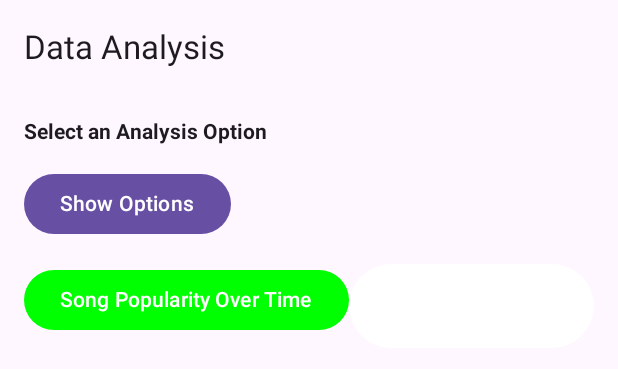
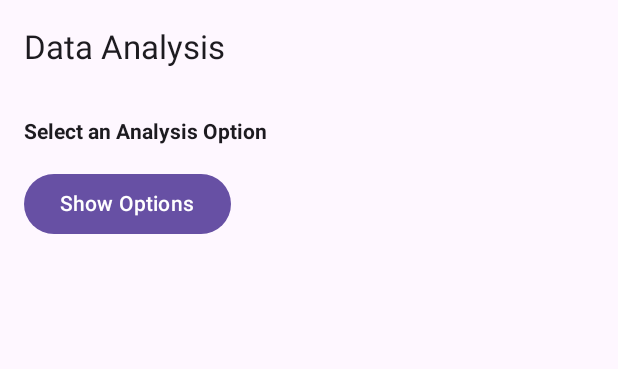
Before and after one commit to onerayhan/308_mobile_repo, an Android app built with Jetpack Compose: the @Preview function AnalysisScreenPreview, on a phone screen of 412 x 824 dp. Shown: the top 369 px of the screen. Run offline under Robolectric (Android 15) with nearby library versions, the phone set to English and light mode, and no system bars; our stand-ins replace livedata-compose; libraries missing offline, so code that uses them is left out: com.patrykandpatrick.vico; 2 statements that could not run were skipped.

Commit message:
updated accrute  analysis scren

```diff
--- a/app/src/main/java/com/example/start2/home/navigators/AppNavigation.kt
+++ b/app/src/main/java/com/example/start2/home/navigators/AppNavigation.kt
@@ -139,7 +139,7 @@ private fun NavGraphBuilder.addAnalysisRoute(navController: NavController) {
 private fun NavGraphBuilder.showAnalysis(navController: NavController) {
     composable(route = LeafScreen.Analysis.route) {
         val selectedOption = AnalysisOption.SongPopularity // Provide a default option
-        AnalysisScreen(navController, selectedOption)
+        AnalysisScreen(navController)
     }
     }
 
--- a/app/src/main/java/com/example/start2/home/screens/AnalysisScreen.kt
+++ b/app/src/main/java/com/example/start2/home/screens/AnalysisScreen.kt
@@ -27,11 +27,11 @@ import com.example.start2.home.ui.SongData
 import com.example.start2.home.ui.SongPopularityData
 import com.patrykandpatrick.vico.core.entry.FloatEntry
 
-//@Preview(showBackground = true)
+@Preview(showBackground = true)
 @Composable
 fun AnalysisScreenPreview() {
     val dummyNavController = rememberNavController()
-    AnalysisScreen(navController = dummyNavController, selectedOption = AnalysisOption.SongPopularity)
+    AnalysisScreen(navController = dummyNavController)
 }
 enum class AnalysisOption(val displayName: String) {
     SongPopularity("Song Popularity Over Time"),
@@ -42,23 +42,27 @@ enum class AnalysisOption(val displayName: String) {
 }
 
 @Composable
-fun AnalysisScreen(navController: NavController, selectedOption: AnalysisOption) {
+fun AnalysisScreen(navController: NavController) {
+    // Initialize the ViewModel using viewModel()
     val viewModel: AnalysisViewModel = viewModel()
+
+    var selectedOption by remember { mutableStateOf(AnalysisOption.SongPopularity) }
 
     Scaffold(
         topBar = { AnalysisTopBar() }
     ) { contentPadding ->
+        // Use contentPadding for the Column
         Column(
             modifier = Modifier.padding(contentPadding)
         ) {
             AnalysisOptionSelector(selectedOption) { option ->
+                selectedOption = option
                 viewModel.fetchDataForOption(option)
             }
             AnalysisChartArea(viewModel, selectedOption)
         }
     }
 }
-
 
 
 @OptIn(ExperimentalMaterial3Api::class)
@@ -94,35 +98,14 @@ fun AnalysisOptionSelector(selectedOption: AnalysisOption, onOptionSelected: (An
         // Button to show/hide the DropdownMenu
         Button(onClick = { expanded.value = true }) {
             Text("Show Options")
+        } }
         }
 
-        Spacer(modifier = Modifier.height(16.dp))
-
-        // Buttons for selecting an option
-        Row(
-            horizontalArrangement = Arrangement.SpaceEvenly
-        ) {
-            AnalysisOption.values().forEach { option ->
-                Button(
-                    onClick = {
-                        onOptionSelected(option) // Invoke the callback on button click
-                    },
-                    colors = if (option == selectedOption) {
-                        ButtonDefaults.buttonColors(containerColor = Color.Green)
-                    } else {
-                        ButtonDefaults.buttonColors(containerColor = Color.White)
-                    }
-                ) {
-                    Text(text = option.displayName)
-                }
-            }
-        }
-    }
-}
 @Composable
 fun AnalysisChartArea(viewModel: AnalysisViewModel, selectedOption: AnalysisOption) {
     val chartData by viewModel.chartData.observeAsState(listOf())
 
+    // Each chart function directly accepts List<FloatEntry>
     when (selectedOption) {
         AnalysisOption.SongPopularity -> SongPopularityTrendChart(chartData)
         AnalysisOption.RatingDistribution -> RatingDistributionChart(chartData)
```
